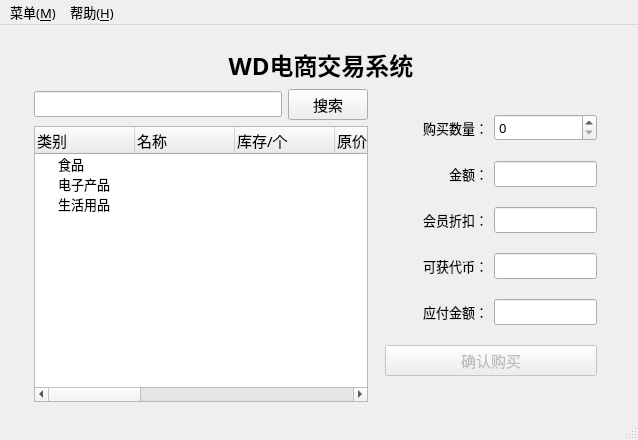
Qt form WD_version2/mainwindow.ui (drcege/WD) before a commit.
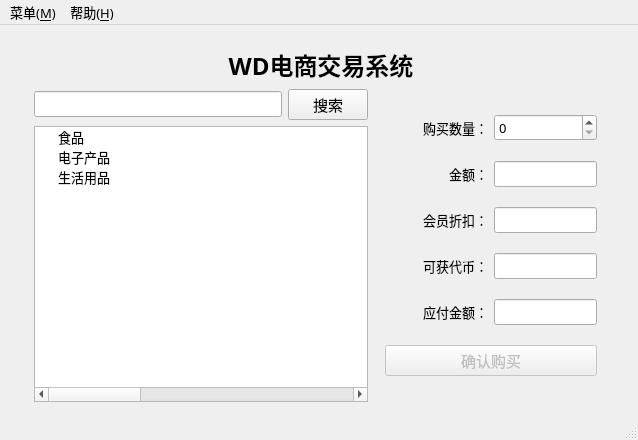
The same form after that commit. The open tabs and pages were chosen to show the change. Icons and pictures are not drawn.

The edit to the form file:
```diff
--- a/WD_version2/mainwindow.ui
+++ b/WD_version2/mainwindow.ui
@@ -607,7 +607,7 @@
            <bool>false</bool>
           </property>
           <attribute name="headerVisible">
-           <bool>true</bool>
+           <bool>false</bool>
           </attribute>
           <attribute name="headerCascadingSectionResizes">
            <bool>false</bool>
```
Left out of the diff: 21 changed lines with no effect on the pictures.
